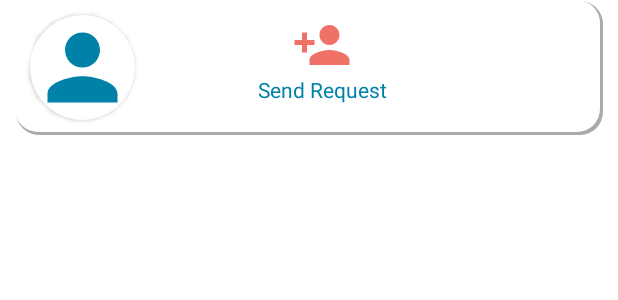
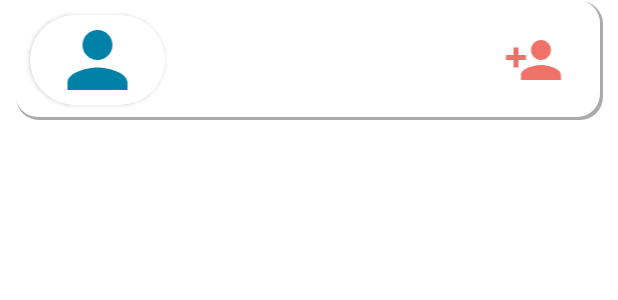
Before and after one commit to miljanasimic/MOSIS-Projekat, an Android app: the layout list_item_user_device.xml on its own in the app's theme, with its tools: preview values and no code run, on a phone screen of 412 x 824 dp. Shown: the top 300 px of the screen. Run offline under Robolectric (Android 15) with nearby library versions, the phone set to English and light mode, and no system bars.

Commit message:
ispravke izgleda

```diff
--- a/PetFinder/app/src/main/java/elfak/mosis/petfinder/ui/rank/UserAdapter.kt
+++ b/PetFinder/app/src/main/java/elfak/mosis/petfinder/ui/rank/UserAdapter.kt
@@ -5,10 +5,7 @@ import android.graphics.Color
 import android.view.LayoutInflater
 import android.view.View
 import android.view.ViewGroup
-import android.widget.BaseAdapter
-import android.widget.ImageView
-import android.widget.LinearLayout
-import android.widget.TextView
+import android.widget.*
 import androidx.core.content.ContextCompat
 import com.google.firebase.auth.ktx.auth
 import com.google.firebase.ktx.Firebase
--- a/PetFinder/app/src/main/res/layout/fragment_rank.xml
+++ b/PetFinder/app/src/main/res/layout/fragment_rank.xml
@@ -106,7 +106,7 @@
             android:layout_marginStart="10dp"
             android:layout_marginEnd="10dp"
             android:layout_width="match_parent"
-            android:layout_height="wrap_content"
+            android:layout_height="90dp"
             app:layout_constraintEnd_toEndOf="parent"
             app:layout_constraintStart_toStartOf="parent"
             app:layout_constraintTop_toBottomOf="@id/yourScore" />
--- a/PetFinder/app/src/main/res/layout/list_item_user_device.xml
+++ b/PetFinder/app/src/main/res/layout/list_item_user_device.xml
@@ -1,67 +1,57 @@
 <?xml version="1.0" encoding="utf-8"?>
 <LinearLayout xmlns:android="http://schemas.android.com/apk/res/android"
     xmlns:app="http://schemas.android.com/apk/res-auto"
-    android:orientation="horizontal"
+    android:id="@+id/item_user_rank"
     android:layout_width="match_parent"
-    android:layout_height="wrap_content"
-    android:background="@drawable/rounded_rank_list_item"
+    android:layout_height="80dp"
     android:layout_marginStart="10dp"
     android:layout_marginEnd="10dp"
-    android:id="@+id/item_user_rank"
-    >
+    android:background="@drawable/rounded_rank_list_item"
+    android:orientation="horizontal">
 
     <androidx.cardview.widget.CardView
         android:id="@+id/userCardView"
-        android:paddingTop="10dp"
-        android:layout_width="70dp"
-        android:layout_height="70dp"
+        android:layout_width="0dp"
+        android:layout_height="match_parent"
         android:layout_marginStart="10dp"
         android:layout_marginTop="10dp"
         android:layout_marginBottom="10dp"
+        android:layout_weight=".25"
         android:elevation="12dp"
         android:innerRadius="0dp"
         android:shape="ring"
         android:thicknessRatio="1.9"
-        app:cardCornerRadius="90dp">
+        app:cardCornerRadius="90dp"
+        android:layout_gravity="center_vertical">
 
         <ImageView
             android:id="@+id/user_photo"
             android:layout_width="match_parent"
-            android:layout_height="70dp"
+            android:layout_height="match_parent"
             android:layout_alignParentTop="true"
             android:layout_centerHorizontal="true"
             android:src="@drawable/ic_baseline_person_24"
             app:tint="@color/palette1" />
     </androidx.cardview.widget.CardView>
+
     <TextView
         android:id="@+id/device_name"
         android:layout_width="wrap_content"
         android:layout_height="wrap_content"
         android:layout_gravity="center"
         android:layout_marginStart="10dp"
-        android:textSize="18sp"
-        android:textColor="@color/palette1"/>
-    <LinearLayout
-        android:id="@+id/send_Request"
-        android:layout_width="210dp"
-        android:layout_height="wrap_content"
-        android:layout_marginStart="10dp"
-        android:layout_marginTop="10dp"
-        android:orientation="vertical">
-        <ImageView
-            android:layout_gravity="center"
-            android:layout_width="40dp"
-            android:layout_height="40dp"
-            android:src="@drawable/ic_baseline_person_add_24"
-            />
-        <TextView
-            android:layout_gravity="center"
-            android:layout_width="wrap_content"
-            android:layout_height="match_parent"
-            android:text="@string/send_request"/>
-    </LinearLayout>
+        android:layout_weight=".55"
+        android:textColor="@color/palette1" />
+    <!--    style="@android:style/TextAppearance.DeviceDefault.Medium"-->
 
-
+    <ImageView
+        android:id="@+id/send_request_icon"
+        android:layout_width="0dp"
+        android:layout_height="40dp"
+        android:layout_gravity="center_vertical"
+        android:layout_weight=".20"
+        android:src="@drawable/ic_baseline_person_add_24"
+        android:layout_marginEnd="10dp"/>
 
 
 </LinearLayout>
--- a/PetFinder/app/src/main/res/values/strings.xml
+++ b/PetFinder/app/src/main/res/values/strings.xml
@@ -49,5 +49,5 @@
     <string name="user_rankings">User rankings</string>
     <string name="your_score">Your score</string>
     <!-- Strings related to connect friends page-->
-    <string name="send_request">Send Request</string>
+    <string name="discover_other_users">Discover other users</string>
 </resources>
```
Also changed, not shown: PetFinder/app/src/main/java/elfak/mosis/petfinder/ui/friends/ConnectAdapter.kt (+2 -5 lines), PetFinder/app/src/main/res/layout/fragment_connect_friends.xml (+14 -3 lines), PetFinder/app/src/main/res/layout/list_item_user_rank.xml (+23 -12 lines).
